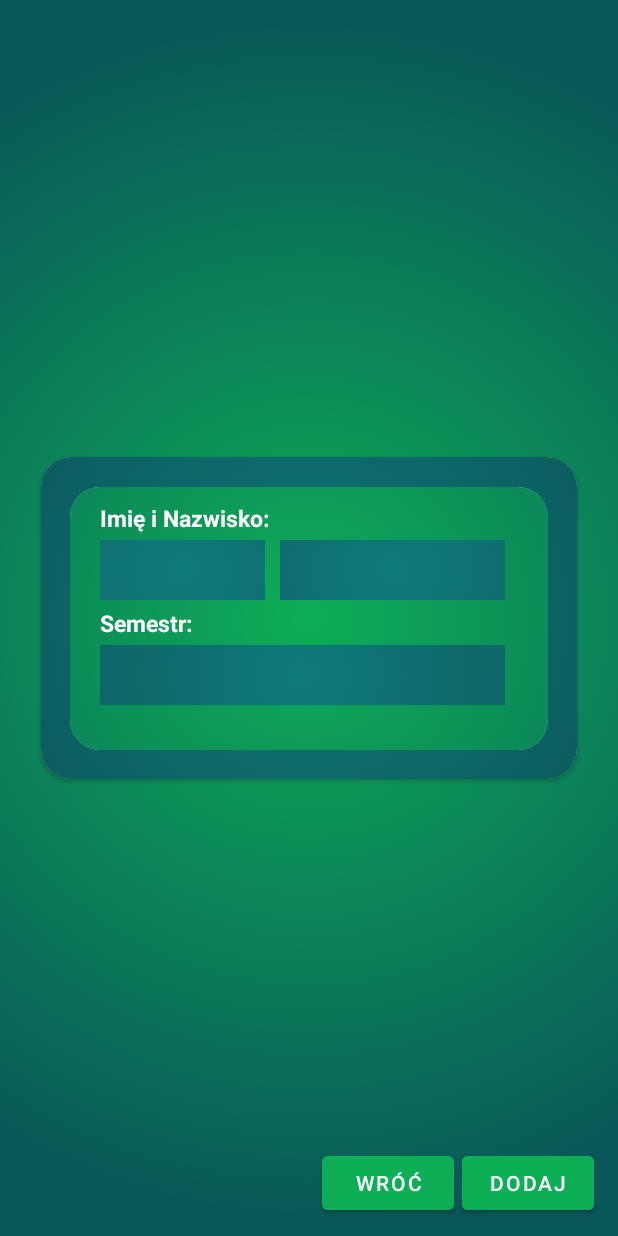
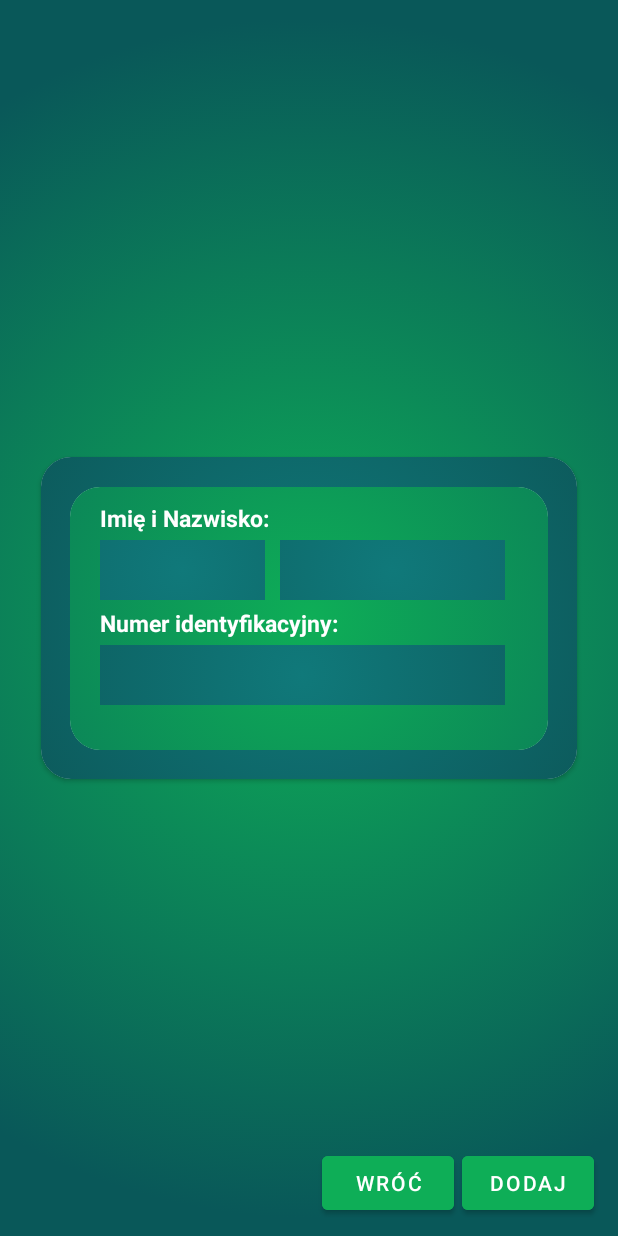
Before and after one commit to Milysak/Asystent_Nauczyciela, an Android app: the AddStudent screen opened through its navigation route, on a phone screen of 412 x 824 dp. Run offline under Robolectric (Android 15) with nearby library versions, the phone set to English and light mode, and no system bars; our stand-ins replace Room's generated code, sdp/ssp sizes.

Commit message:
Students list created and configurated

```diff
--- a/app/src/main/java/com/example/lab_2_flasz_asystent_nauczyciela/AddStudent.kt
+++ b/app/src/main/java/com/example/lab_2_flasz_asystent_nauczyciela/AddStudent.kt
@@ -6,8 +6,13 @@ import android.view.LayoutInflater
 import android.view.View
 import android.view.ViewGroup
 import android.widget.Button
+import android.widget.Toast
 import androidx.navigation.Navigation
 import com.example.lab_2_flasz_asystent_nauczyciela.databinding.FragmentAddStudentBinding
+import kotlinx.coroutines.DelicateCoroutinesApi
+import kotlinx.coroutines.Dispatchers
+import kotlinx.coroutines.GlobalScope
+import kotlinx.coroutines.launch
 
 // TODO: Rename parameter arguments, choose names that match
 // the fragment initialization parameters, e.g. ARG_ITEM_NUMBER
@@ -28,10 +33,7 @@ class AddStudent : Fragment() {
     private val binding get() = _binding!!
     private lateinit var appDatabase: AppDatabase
 
-    private lateinit var studentsList : MutableList<Students>
-    private lateinit var subjectsList : MutableList<Subjects>
-    private lateinit var studentsSubjects: MutableList<StudentsSubjects>
-    private lateinit var marksList : MutableList<Marks>
+    private lateinit var studentsList: MutableList<Students>
 
     override fun onCreate(savedInstanceState: Bundle?) {
         super.onCreate(savedInstanceState)
@@ -41,24 +43,64 @@ class AddStudent : Fragment() {
         }
     }
 
-    override fun onResume() {
-        super.onResume()
-
-    }
-
     override fun onCreateView(
         inflater: LayoutInflater, container: ViewGroup?,
         savedInstanceState: Bundle?
     ): View? {
         // Inflate the layout for this fragment
-        val view = inflater.inflate(R.layout.fragment_add_student, container, false)
+        _binding = FragmentAddStudentBinding.inflate(inflater, container, false)
+        appDatabase = AppDatabase.getDatabase(requireContext())
 
-        val backButton = view.findViewById<Button>(R.id.buttonBack)
-        backButton.setOnClickListener {
-            Navigation.findNavController(view).navigate(R.id.action_addStudent_to_studentsList)
+        dataInitialize()
+
+        binding.buttonAdd.setOnClickListener {
+            if(addStudentToList()) {
+                Navigation.findNavController(binding.root).navigate(R.id.action_addStudent_to_studentsList)
+            }
         }
 
-        return view
+        binding.buttonBack.setOnClickListener {
+            Navigation.findNavController(binding.root).navigate(R.id.action_addStudent_to_studentsList)
+        }
+
+        return binding.root
+    }
+
+    @OptIn(DelicateCoroutinesApi::class)
+    private fun addStudentToList(): Boolean {
+        val name = binding.name.text.toString().trim(' ')
+        val surname = binding.surname.text.toString().trim(' ')
+        val nameSurname = "$name $surname"
+        val idNumber = binding.idNumber.text.toString().trim(' ').replace(" ","")
+        val albumRegex = Regex("^[0-9]{6}\$")
+
+        if (name.isEmpty() || surname.isEmpty() || idNumber.isEmpty()) {
+            Toast.makeText(activity, "Uzupełnij dane studenta!", Toast.LENGTH_SHORT).show()
+        } else if (!idNumber.matches(albumRegex)) {
+            Toast.makeText(activity, "Wpisz prawidłowy identyfikator!", Toast.LENGTH_SHORT).show()
+        } else if (studentsList.find{ it.albumNumber == idNumber.toInt()} != null) {
+            Toast.makeText(activity, "Ten identyfikator jest już zajęty!", Toast.LENGTH_SHORT).show()
+        } else {
+            val student = Students(nameSurname, idNumber.toInt())
+            GlobalScope.launch(Dispatchers.IO) {
+                appDatabase.studentsDao().insert(student)
+                studentsList.add(student)
+            }
+            binding.name.text.clear()
+            binding.surname.text.clear()
+            binding.idNumber.text.clear()
+
+            Toast.makeText(activity, "Dodano studenta!", Toast.LENGTH_SHORT).show()
+            return true
+        }
+        return false
+    }
+
+    @OptIn(DelicateCoroutinesApi::class)
+    fun dataInitialize() {
+        GlobalScope.launch(Dispatchers.IO) {
+            studentsList = appDatabase.studentsDao().getAll()
+        }
     }
 
     companion object {
--- a/app/src/main/java/com/example/lab_2_flasz_asystent_nauczyciela/AppDatabase.kt
+++ b/app/src/main/java/com/example/lab_2_flasz_asystent_nauczyciela/AppDatabase.kt
@@ -11,7 +11,7 @@ abstract class AppDatabase : RoomDatabase() {
     abstract fun studentsDao() : StudentsDao
     abstract fun subjectsDao() : SubjectsDao
     abstract fun studentsSubjectsDao() : StudentsSubjectsDao
-    abstract fun sarksDao() : MarksDao
+    abstract fun marksDao() : MarksDao
 
     companion object {
 
--- a/app/src/main/java/com/example/lab_2_flasz_asystent_nauczyciela/Students.kt
+++ b/app/src/main/java/com/example/lab_2_flasz_asystent_nauczyciela/Students.kt
@@ -13,4 +13,8 @@ data class Students(
 ) {
     @Ignore
     constructor(nameSurname: String, albumNumber: Int) : this (null, nameSurname, albumNumber)
+
+    override fun toString(): String {
+        return "$nameSurname \nnr: $albumNumber"
+    }
 }
--- a/app/src/main/res/layout/fragment_add_student.xml
+++ b/app/src/main/res/layout/fragment_add_student.xml
@@ -71,7 +71,7 @@
             android:textStyle="bold"/>
 
         <EditText
-            android:id="@+id/text1"
+            android:id="@+id/name"
             android:layout_width="110dp"
             android:layout_height="40dp"
             android:layout_marginStart="20dp"
@@ -87,7 +87,7 @@
             tools:ignore="RtlSymmetry" />
 
         <EditText
-            android:id="@+id/text2"
+            android:id="@+id/surname"
             android:layout_width="150dp"
             android:layout_height="40dp"
             android:layout_marginStart="140dp"
@@ -105,7 +105,7 @@
         <TextView
             android:layout_width="match_parent"
             android:layout_height="wrap_content"
-            android:text="@string/semestr"
+            android:text="@string/id_number"
             android:textSize="15sp"
             android:layout_marginStart="20dp"
             android:layout_marginTop="80dp"
@@ -115,19 +115,21 @@
             app:layout_constraintEnd_toEndOf="parent"
             app:layout_constraintStart_toStartOf="parent" />
 
-        <Spinner
-            android:id="@+id/spinner2"
+        <EditText
+            android:id="@+id/idNumber"
             android:layout_width="270dp"
             android:layout_height="40dp"
             android:layout_marginStart="20dp"
             android:layout_marginTop="105dp"
+            android:paddingStart="10dp"
             android:background="@drawable/gradient_1"
             android:textColor="@color/white"
             app:layout_constraintBottom_toBottomOf="parent"
             app:layout_constraintEnd_toEndOf="parent"
             app:layout_constraintStart_toStartOf="parent"
             app:layout_constraintTop_toBottomOf="@+id/text1"
-            app:layout_constraintVertical_bias="0"/>
+            app:layout_constraintVertical_bias="0"
+            tools:ignore="RtlSymmetry" />
     </androidx.cardview.widget.CardView>
 
 </androidx.constraintlayout.widget.ConstraintLayout>
--- a/app/src/main/res/values/strings.xml
+++ b/app/src/main/res/values/strings.xml
@@ -19,4 +19,5 @@
     <string name="addSign">+</string>
     <string name="zdanie">Tutaj jakieś imię oraz nazwisko, wraz z semestrem studiów dla tego studenta.</string>
     <string name="formula">Imię Nazwisko\nWiek: XX, Semestr: I - VII</string>
+    <string name="id_number">Numer identyfikacyjny:</string>
 </resources>
```
